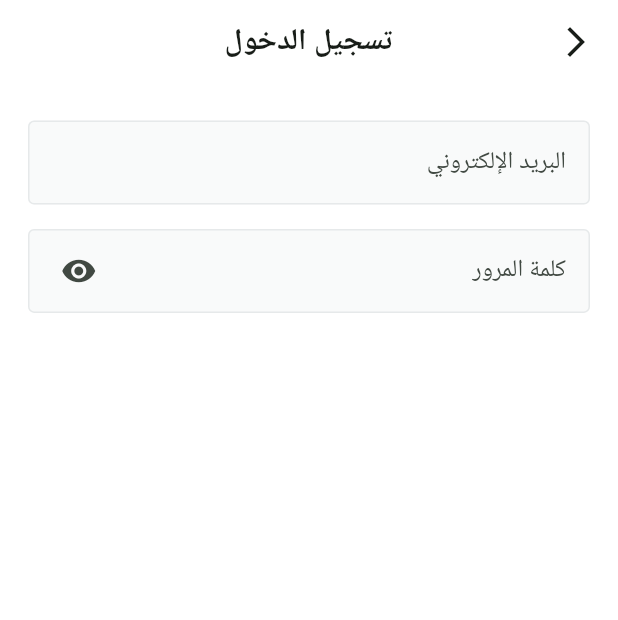
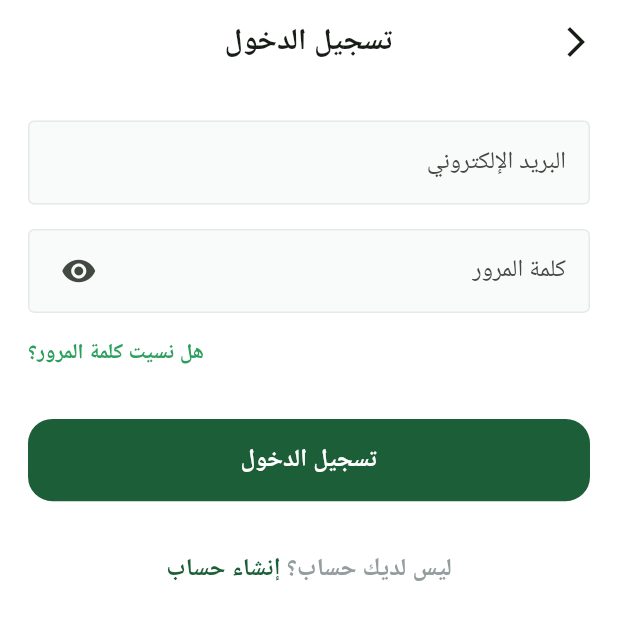
Before and after one commit to Jik00/Fruits-Hub, a Flutter app: the screen it shows after launch, after a tap on "تخط", on a phone screen of 412 x 824 dp. Shown: the top 620 px of the screen. Run offline on Flutter 3.47's test engine with Material 3 defaults, Android fonts, the phone set to English and light mode, and no system bars; our stand-ins replace flutter_screenutil, flutter_svg, google_fonts, shared_preferences, smooth_page_indicator; Roboto replaces fonts that are missing (Cairo).

Commit message:
Updated the LoginViewBody widget to include a "Forgot Password?" text, "Login" button and "no account" text

```diff
--- a/lib/core/utils/app_colors.dart
+++ b/lib/core/utils/app_colors.dart
@@ -2,6 +2,7 @@ import 'package:flutter/material.dart';
 
 abstract class AppColors {
   static const primaryColor = Color(0xFF1B5E37);
+  static const lightPrimaryColor = Color(0xFF2D9F5D);
   static const textColor = Color(0xFF4E5556);
   static const grayscale400 = Color(0xFF949D9E);
   static const amber = Color(0xFFF4A91F);
--- a/lib/features/auth/presentation/views/widgets/login_view_body.dart
+++ b/lib/features/auth/presentation/views/widgets/login_view_body.dart
@@ -1,6 +1,9 @@
+import 'package:flutter/gestures.dart';
 import 'package:flutter/material.dart';
 import 'package:flutter_screenutil/flutter_screenutil.dart';
+import 'package:fruits_hub/core/utils/app_colors.dart';
 import 'package:fruits_hub/core/utils/context_extensions.dart';
+import 'package:fruits_hub/core/widgets/custom_button.dart';
 import 'package:fruits_hub/core/widgets/custom_form_textfield.dart';
 
 class LoginViewBody extends StatelessWidget {
@@ -23,6 +26,45 @@ class LoginViewBody extends StatelessWidget {
               hintText: context.loc.password,
               suffixIcon: const Icon(Icons.remove_red_eye),
             ),
+            SizedBox(height: 16.h),
+            Row(
+              mainAxisAlignment: MainAxisAlignment.end,
+              children: [
+                Text(
+                  context.loc.forgotPassword,
+                  style: TextStyle(
+                    fontSize: 14.sp,
+                    fontWeight: FontWeight.w600,
+                    color: AppColors.lightPrimaryColor,
+                  ),
+                ),
+              ],
+            ),
+            SizedBox(height: 33.h),
+            CustomButton(hint: context.loc.loginTitle, onTap: () {}),
+            SizedBox(height: 33.h),
+            Text.rich(
+              TextSpan(children: [
+                TextSpan(
+                  text: context.loc.noAccount,
+                  style: TextStyle(
+                    fontSize: 16.sp,
+                    fontWeight: FontWeight.w600,
+                    color: AppColors.grayscale400,
+                  ),
+                ),
+                TextSpan(
+                  text: ' ${context.loc.signUp}',
+                  recognizer: TapGestureRecognizer()..onTap = () {},
+                  style: TextStyle(
+                    fontSize: 16.sp,
+                    fontWeight: FontWeight.w600,
+                    color: AppColors.primaryColor,
+                  ),
+                ),
+              ]),
+            ),
+            SizedBox(height: 33.h),
           ],
         ),
       ),
--- a/lib/l10n/intl_ar.arb
+++ b/lib/l10n/intl_ar.arb
@@ -10,5 +10,12 @@
     "startNowButton": "ابدأ الآن",
     "loginTitle": "تسجيل الدخول",
     "email": "البريد الإلكتروني",
-    "password": "كلمة المرور"
+    "password": "كلمة المرور",
+    "forgotPassword": "هل نسيت كلمة المرور؟",
+    "loginButton": "تسجيل الدخول",
+    "noAccount": "ليس لديك حساب؟",
+    "signUp": "إنشاء حساب",
+    "login with Google": "تسجيل الدخول باستخدام جوجل",
+    "login with Facebook": "تسجيل الدخول باستخدام فيسبوك",
+    "login with Apple": "تسجيل الدخول باستخدام أبل"
 }
--- a/lib/l10n/intl_en.arb
+++ b/lib/l10n/intl_en.arb
@@ -10,5 +10,12 @@
   "startNowButton": "Start Now",
   "loginTitle": "login",
   "email": "E-mail",
-  "password": "Password"
+  "password": "Password",
+  "forgotPassword": "Forgot Password?",
+  "loginButton": "Login",
+  "noAccount": "Don't have an account?",
+  "signUp": "Sign Up",
+  "login with Google": "Login with Google",
+  "login with Facebook": "Login with Facebook",
+  "login with Apple": "Login with Apple"
 }
```
Also changed, not shown: lib/generated/intl/messages_ar.dart, lib/generated/intl/messages_en.dart, lib/generated/l10n.dart.
